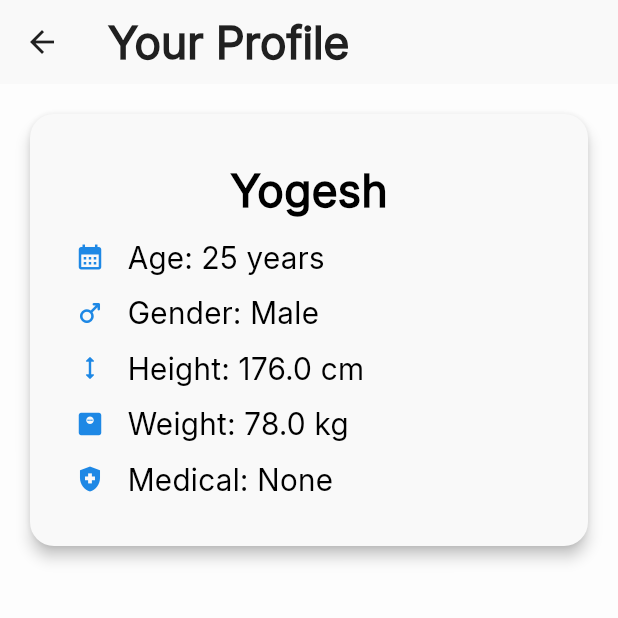
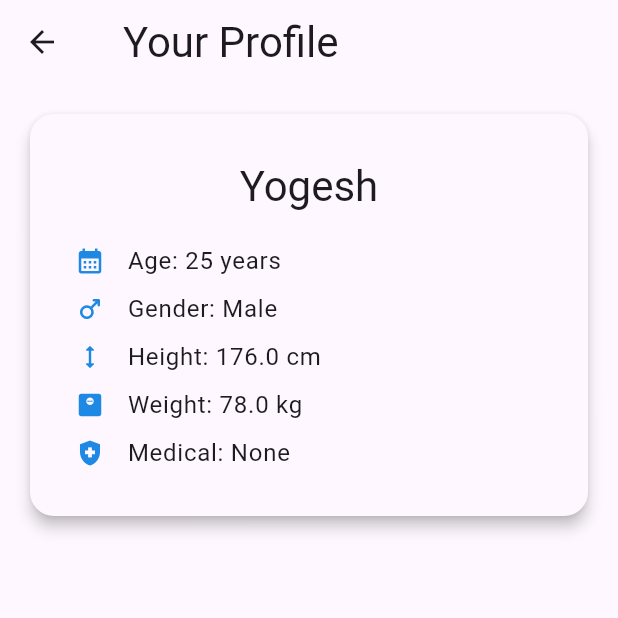
Before and after one commit to YogeshKumarYadav/FitMentor, a Flutter app: the ProfileScreen screen opened directly, on a phone screen of 412 x 824 dp, the top half of it. Run offline on Flutter 3.47's test engine with Material 3 defaults, Android fonts, the phone set to English and light mode, and no system bars.

Commit message:
Updated theme usage

```diff
--- a/lib/core/theme/dark_theme.dart
+++ b/lib/core/theme/dark_theme.dart
@@ -2,69 +2,69 @@ import 'package:flutter/material.dart';
 
 final darkTheme = ThemeData(
   brightness: Brightness.dark,
-  primaryColor: const Color(0xFF2D70F2),
-  scaffoldBackgroundColor: const Color(0xFF121212),
-  fontFamily: 'Inter',
-  cardColor: const Color(0xFF1E1E1E),
-  iconTheme: const IconThemeData(color: Color(0xFF4CC0E0)),
-  textTheme: const TextTheme(
-    headlineLarge: TextStyle(
-      fontSize: 65,
-      fontWeight: FontWeight.bold,
-      color: Colors.white,
-    ),
-    headlineMedium: TextStyle(
-      fontSize: 35,
-      fontWeight: FontWeight.bold,
-      color: Colors.white,
-    ),
-    titleLarge: TextStyle(
-      fontSize: 30,
-      fontWeight: FontWeight.w600,
-      color: Colors.white,
-    ),
-    titleMedium: TextStyle(
-      fontSize: 25,
-      fontWeight: FontWeight.w500,
-      color: Color(0xFF4CC0E0),
-    ),
-    bodyLarge: TextStyle(
-      fontSize: 20,
-      color: Color(0xFFE0E0E0),
-    ),
-    bodyMedium: TextStyle(
-      fontSize: 15,
-      color: Color(0xFFAAAAAA),
-    ),
-  ),
-  colorScheme: const ColorScheme.dark(
-    primary: Color(0xFF2D70F2),
-    secondary: Color(0xFF4CC0E0),
-    surface: Color(0xFF1E1E1E),
-    onPrimary: Colors.white,
-    onSecondary: Colors.black,
-    onSurface: Colors.white,
-    error: Colors.redAccent,
-    onError: Colors.black,
-  ),
-  elevatedButtonTheme: ElevatedButtonThemeData(
-    style: ElevatedButton.styleFrom(
-      backgroundColor: const Color(0xFF2D70F2),
-      foregroundColor: Colors.white,
-      shape: RoundedRectangleBorder(
-        borderRadius: BorderRadius.circular(12),
-      ),
-      textStyle: const TextStyle(
-        fontSize: 14,
-        fontWeight: FontWeight.w600,
-      ),
-    ),
-  ),
-  bottomNavigationBarTheme: const BottomNavigationBarThemeData(
-    selectedItemColor: Color(0xFF4CC0E0),
-    unselectedItemColor: Color(0xFF888888),
-    backgroundColor: Color(0xFF121212),
-    elevation: 12,
-    selectedLabelStyle: TextStyle(fontWeight: FontWeight.w600),
-  ),
+  // primaryColor: const Color(0xFF2D70F2),
+  // scaffoldBackgroundColor: const Color(0xFF121212),
+  // fontFamily: 'Inter',
+  // cardColor: const Color(0xFF1E1E1E),
+  // iconTheme: const IconThemeData(color: Color(0xFF4CC0E0)),
+  // textTheme: const TextTheme(
+  //   headlineLarge: TextStyle(
+  //     fontSize: 65,
+  //     fontWeight: FontWeight.bold,
+  //     color: Colors.white,
+  //   ),
+  //   headlineMedium: TextStyle(
+  //     fontSize: 35,
+  //     fontWeight: FontWeight.bold,
+  //     color: Colors.white,
+  //   ),
+  //   titleLarge: TextStyle(
+  //     fontSize: 30,
+  //     fontWeight: FontWeight.w600,
+  //     color: Colors.white,
+  //   ),
+  //   titleMedium: TextStyle(
+  //     fontSize: 25,
+  //     fontWeight: FontWeight.w500,
+  //     color: Color(0xFF4CC0E0),
+  //   ),
+  //   bodyLarge: TextStyle(
+  //     fontSize: 20,
+  //     color: Color(0xFFE0E0E0),
+  //   ),
+  //   bodyMedium: TextStyle(
+  //     fontSize: 15,
+  //     color: Color(0xFFAAAAAA),
+  //   ),
+  // ),
+  // colorScheme: const ColorScheme.dark(
+  //   primary: Color(0xFF2D70F2),
+  //   secondary: Color(0xFF4CC0E0),
+  //   surface: Color(0xFF1E1E1E),
+  //   onPrimary: Colors.white,
+  //   onSecondary: Colors.black,
+  //   onSurface: Colors.white,
+  //   error: Colors.redAccent,
+  //   onError: Colors.black,
+  // ),
+  // elevatedButtonTheme: ElevatedButtonThemeData(
+  //   style: ElevatedButton.styleFrom(
+  //     backgroundColor: const Color(0xFF2D70F2),
+  //     foregroundColor: Colors.white,
+  //     shape: RoundedRectangleBorder(
+  //       borderRadius: BorderRadius.circular(12),
+  //     ),
+  //     textStyle: const TextStyle(
+  //       fontSize: 14,
+  //       fontWeight: FontWeight.w600,
+  //     ),
+  //   ),
+  // ),
+  // bottomNavigationBarTheme: const BottomNavigationBarThemeData(
+  //   selectedItemColor: Color(0xFF4CC0E0),
+  //   unselectedItemColor: Color(0xFF888888),
+  //   backgroundColor: Color(0xFF121212),
+  //   elevation: 12,
+  //   selectedLabelStyle: TextStyle(fontWeight: FontWeight.w600),
+  // ),
 );
--- a/lib/core/theme/light_theme.dart
+++ b/lib/core/theme/light_theme.dart
@@ -2,69 +2,69 @@ import 'package:flutter/material.dart';
 
 final lightTheme = ThemeData(
   brightness: Brightness.light,
-  primaryColor: const Color(0xFF2D70F2),
-  scaffoldBackgroundColor: const Color(0xFFFDFDFD),
-  fontFamily: 'Inter',
-  cardColor: const Color(0xFFF9F9F9),
-  iconTheme: const IconThemeData(color: Color(0xFF2D70F2)),
-  textTheme: const TextTheme(
-    headlineLarge: TextStyle(
-      fontSize: 45,
-      fontWeight: FontWeight.bold,
-      color: Color(0xFF202020),
-    ),
-    headlineMedium: TextStyle(
-      fontSize: 35,
-      fontWeight: FontWeight.bold,
-      color: Color(0xFF202020),
-    ),
-    titleLarge: TextStyle(
-      fontSize: 30,
-      fontWeight: FontWeight.w600,
-      color: Color(0xFF202020),
-    ),
-    titleMedium: TextStyle(
-      fontSize: 25,
-      fontWeight: FontWeight.w500,
-      color: Color(0xFF2D70F2),
-    ),
-    bodyLarge: TextStyle(
-      fontSize: 20,
-      color: Color(0xFF444444),
-    ),
-    bodyMedium: TextStyle(
-      fontSize: 15,
-      color: Color(0xFF666666),
-    ),
-  ),
-  colorScheme: const ColorScheme.light(
-    primary: Color(0xFF2D70F2),
-    secondary: Color(0xFF4CC0E0),
-    surface: Color(0xFFF9F9F9),
-    onPrimary: Colors.white,
-    onSecondary: Colors.black,
-    onSurface: Color(0xFF202020),
-    error: Colors.redAccent,
-    onError: Colors.white,
-  ),
-  elevatedButtonTheme: ElevatedButtonThemeData(
-    style: ElevatedButton.styleFrom(
-      backgroundColor: const Color(0xFF2D70F2),
-      foregroundColor: Colors.white,
-      shape: RoundedRectangleBorder(
-        borderRadius: BorderRadius.circular(12),
-      ),
-      textStyle: const TextStyle(
-        fontSize: 14,
-        fontWeight: FontWeight.w600,
-      ),
-    ),
-  ),
-  bottomNavigationBarTheme: const BottomNavigationBarThemeData(
-    selectedItemColor: Color(0xFF2D70F2),
-    unselectedItemColor: Color(0xFFB0B0B0),
-    backgroundColor: Colors.white,
-    elevation: 12,
-    selectedLabelStyle: TextStyle(fontWeight: FontWeight.w600),
-  ),
+  // primaryColor: const Color(0xFF2D70F2),
+  // scaffoldBackgroundColor: const Color(0xFFFDFDFD),
+  // fontFamily: 'Inter',
+  // cardColor: const Color(0xFFF9F9F9),
+  // iconTheme: const IconThemeData(color: Color(0xFF2D70F2)),
+  // textTheme: const TextTheme(
+  //   headlineLarge: TextStyle(
+  //     fontSize: 45,
+  //     fontWeight: FontWeight.bold,
+  //     color: Color(0xFF202020),
+  //   ),
+  //   headlineMedium: TextStyle(
+  //     fontSize: 35,
+  //     fontWeight: FontWeight.bold,
+  //     color: Color(0xFF202020),
+  //   ),
+  //   titleLarge: TextStyle(
+  //     fontSize: 30,
+  //     fontWeight: FontWeight.w600,
+  //     color: Color(0xFF202020),
+  //   ),
+  //   titleMedium: TextStyle(
+  //     fontSize: 25,
+  //     fontWeight: FontWeight.w500,
+  //     color: Color(0xFF2D70F2),
+  //   ),
+  //   bodyLarge: TextStyle(
+  //     fontSize: 20,
+  //     color: Color(0xFF444444),
+  //   ),
+  //   bodyMedium: TextStyle(
+  //     fontSize: 15,
+  //     color: Color(0xFF666666),
+  //   ),
+  // ),
+  // colorScheme: const ColorScheme.light(
+  //   primary: Color(0xFF2D70F2),
+  //   secondary: Color(0xFF4CC0E0),
+  //   surface: Color(0xFFF9F9F9),
+  //   onPrimary: Colors.white,
+  //   onSecondary: Colors.black,
+  //   onSurface: Color(0xFF202020),
+  //   error: Colors.redAccent,
+  //   onError: Colors.white,
+  // ),
+  // elevatedButtonTheme: ElevatedButtonThemeData(
+  //   style: ElevatedButton.styleFrom(
+  //     backgroundColor: const Color(0xFF2D70F2),
+  //     foregroundColor: Colors.white,
+  //     shape: RoundedRectangleBorder(
+  //       borderRadius: BorderRadius.circular(12),
+  //     ),
+  //     textStyle: const TextStyle(
+  //       fontSize: 14,
+  //       fontWeight: FontWeight.w600,
+  //     ),
+  //   ),
+  // ),
+  // bottomNavigationBarTheme: const BottomNavigationBarThemeData(
+  //   selectedItemColor: Color(0xFF2D70F2),
+  //   unselectedItemColor: Color(0xFFB0B0B0),
+  //   backgroundColor: Colors.white,
+  //   elevation: 12,
+  //   selectedLabelStyle: TextStyle(fontWeight: FontWeight.w600),
+  // ),
 );
--- a/lib/core/theme/theme_provider.dart
+++ b/lib/core/theme/theme_provider.dart
@@ -5,13 +5,8 @@ class ThemeProvider extends ChangeNotifier {
 
   ThemeMode get themeMode => _themeMode;
 
-  bool _isDarkMode = false;
-
-  bool get isDarkMode => _isDarkMode;
-
   void toggleTheme() {
     _themeMode = _themeMode == ThemeMode.light ? ThemeMode.dark : ThemeMode.light;
-    _isDarkMode = !_isDarkMode;
     notifyListeners();
   }
 }
--- a/lib/features/home.dart
+++ b/lib/features/home.dart
@@ -24,13 +24,13 @@ class HomeScreen extends StatelessWidget {
         child: Row(
           children: [
             Text('Fit Mentor',
-              style: Theme.of(context).textTheme.headlineMedium
+              style: Theme.of(context).textTheme.displaySmall
             ),
             const Spacer(),
             Consumer<ThemeProvider>(
               builder: (context, themeProvider, child) {
                 return IconButton(
-                  icon: Icon(themeProvider.isDarkMode
+                  icon: Icon(themeProvider.themeMode.name == "light"
                       ? Icons.nightlight_round
                       : Icons.wb_sunny
                   ),
@@ -61,11 +61,11 @@ class HomeScreen extends StatelessWidget {
               Expanded(child: HealthStatCard(icon: Icons.mood_rounded, title: "Stress", value: healthData["stress"])),
             ]),
             const SizedBox(height: 60),
-            const Text("Try a 3 min walk to reach your goal", style: TextStyle(fontFamily: 'Inter', fontWeight: FontWeight.w500)),
+            Text("Try a 3 min walk to reach your goal", style: Theme.of(context).textTheme.titleSmall),
             const SizedBox(height: 10),
             LinearProgressIndicator(value: 450 / 600, color: Color(0xFF007BFF)),
             const SizedBox(height: 5),
-            const Text("Today's Goal: 450 / 600 kcal"),
+            Text("Today's Goal: 450 / 600 kcal", style: Theme.of(context).textTheme.titleSmall),
           ],
         ),
       ),
--- a/lib/features/insights.dart
+++ b/lib/features/insights.dart
@@ -29,7 +29,12 @@ class InsightsScreen extends StatelessWidget {
   @override
   Widget build(BuildContext context) {
     return Scaffold(
-      backgroundColor: Colors.black,
+      appBar: AppBar(
+        title: Padding(
+          padding: const EdgeInsets.symmetric(vertical: 10, horizontal: 10),
+        child: Text("Insights", style: Theme.of(context).textTheme.headlineMedium),
+        )
+      ),
       body: SafeArea(
         child: Padding(
           padding: const EdgeInsets.all(16.0),
@@ -38,7 +43,6 @@ class InsightsScreen extends StatelessWidget {
             itemBuilder: (context, index) {
               final suggestion = suggestions[index];
               return Card(
-                color: Colors.deepPurple.shade100,
                 margin: const EdgeInsets.symmetric(vertical: 8.0),
                 shape: RoundedRectangleBorder(borderRadius: BorderRadius.circular(16)),
                 child: ListTile(
--- a/lib/features/profile.dart
+++ b/lib/features/profile.dart
@@ -10,9 +10,12 @@ class ProfileScreen extends StatelessWidget {
   @override
   Widget build(BuildContext context) {
     return Scaffold(
-      // backgroundColor: cardColor,
+      backgroundColor: Theme.of(context).canvasColor,
       appBar: AppBar(
-        title: const Text("Your Profile"),
+          title: Padding(
+            padding: const EdgeInsets.symmetric(vertical: 10, horizontal: 10),
+            child: Text("Your Profile", style: Theme.of(context).textTheme.headlineMedium),
+          )
       ),
       body: Padding(
         padding: const EdgeInsets.all(16.0),
--- a/lib/features/widgets/health_score_card.dart
+++ b/lib/features/widgets/health_score_card.dart
@@ -33,7 +33,7 @@ class HealthScoreCircle extends StatelessWidget {
           width: 100,
           child: Text(
           label,
-          style: Theme.of(context).textTheme.titleLarge
+          style: Theme.of(context).textTheme.headlineLarge
         ),),
         const SizedBox(width: 50),
         SizedBox(
@@ -56,7 +56,7 @@ class HealthScoreCircle extends StatelessWidget {
                       fontFamily: 'Inter',
                       fontSize: radius * 0.7,
                       fontWeight: FontWeight.bold,
-                      color: themeProvider.isDarkMode? Colors.white: Colors.black
+                      color: themeProvider.themeMode.name == "dark"? Colors.white: Colors.black
                     ),
                   );
                 },
--- a/lib/features/widgets/health_stat_card.dart
+++ b/lib/features/widgets/health_stat_card.dart
@@ -15,6 +15,7 @@ class HealthStatCard extends StatelessWidget {
   @override
   Widget build(BuildContext context) {
     return Card(
+      color: Theme.of(context).cardColor,
       margin: const EdgeInsets.all(8),
       child: Padding(
         padding: const EdgeInsets.symmetric(vertical: 10, horizontal: 10),
--- a/lib/features/widgets/profile_card.dart
+++ b/lib/features/widgets/profile_card.dart
@@ -9,6 +9,7 @@ class ProfileCard extends StatelessWidget {
   @override
   Widget build(BuildContext context) {
     return Card(
+      color: Theme.of(context).scaffoldBackgroundColor,
       elevation: 4,
       shape: RoundedRectangleBorder(borderRadius: BorderRadius.circular(16)),
       child: Padding(
@@ -17,24 +18,15 @@ class ProfileCard extends StatelessWidget {
           mainAxisSize: MainAxisSize.min,
           children: [
             Text(profile.name,
-              style: const TextStyle(
-                fontFamily: 'Inter',
-                fontSize: 30,
-                fontWeight: FontWeight.bold,
-                color: Colors.black,
-              ),
+              style: Theme.of(context).textTheme.headlineMedium
             ),
-            const SizedBox(height: 8),
+            const SizedBox(height: 20),
             Row(
               children: [
                 Icon(Icons.calendar_month, color: Colors.blue[600], size: 20),
                 const SizedBox(width: 15),
                 Text("Age: ${profile.age} years",
-                  style: const TextStyle(
-                    fontFamily: 'Inter',
-                    fontSize: 20,
-                    color: Colors.black,
-                  ),
+                  style: Theme.of(context).textTheme.bodyLarge
                 ),
               ],
             ),
@@ -46,11 +38,7 @@ class ProfileCard extends StatelessWidget {
                     : Icon(Icons.female_rounded, color: Colors.blue[600], size: 20),
                 const SizedBox(width: 15),
                 Text("Gender: ${profile.gender}",
-                  style: const TextStyle(
-                    fontFamily: 'Inter',
-                    fontSize: 20,
-                    color: Colors.black,
-                  ),
+                  style: Theme.of(context).textTheme.bodyLarge
                 ),
               ],
             ),
@@ -60,11 +48,7 @@ class ProfileCard extends StatelessWidget {
                 Icon(Icons.height_rounded, color: Colors.blue[600], size: 20),
                 const SizedBox(width: 15),
                 Text("Height: ${profile.height} cm",
-                  style: const TextStyle(
-                    fontFamily: 'Inter',
-                    fontSize: 20,
-                    color: Colors.black,
-                  ),
+                    style: Theme.of(context).textTheme.bodyLarge
                 ),
               ],
             ),
@@ -74,11 +58,7 @@ class ProfileCard extends StatelessWidget {
                 Icon(Icons.monitor_weight, color: Colors.blue[600], size: 20),
                 const SizedBox(width: 15),
                 Text("Weight: ${profile.weight} kg",
-                  style: const TextStyle(
-                    fontFamily: 'Inter',
-                    fontSize: 20,
-                    color: Colors.black,
-                  ),
+                  style: Theme.of(context).textTheme.bodyLarge
                 ),
               ],
             ),
@@ -88,11 +68,7 @@ class ProfileCard extends StatelessWidget {
                 Icon(Icons.health_and_safety, color: Colors.blue[600], size: 20),
                 const SizedBox(width: 15),
                 Text("Medical: ${profile.medicalConditions.join(', ')}",
-                  style: const TextStyle(
-                    fontFamily: 'Inter',
-                    fontSize: 20,
-                    color: Colors.black,
-                  ),
+                  style: Theme.of(context).textTheme.bodyLarge
                 ),
               ],
             ),
--- a/lib/features/widgets/welcome_text_card.dart
+++ b/lib/features/widgets/welcome_text_card.dart
@@ -21,7 +21,7 @@ class WelcomeText extends StatelessWidget {
         children: <Widget>[
           Flexible(
             child: Text("Hi $name, you're doing great today!",
-              style: Theme.of(context).textTheme.titleLarge
+              style: Theme.of(context).textTheme.displaySmall
             ),
           )
         ],
```
